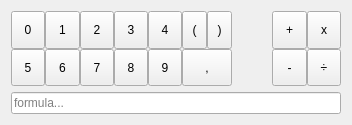
Old version of the form resources/ui/modules/Calculator.ui in the repository Hboni/francis.
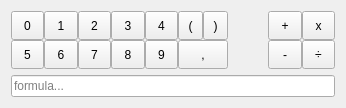
New version of the form.

Commit message: fix issue with missing space in formula

```diff
--- a/resources/ui/modules/Calculator.ui
+++ b/resources/ui/modules/Calculator.ui
@@ -6,8 +6,8 @@
    <rect>
     <x>0</x>
     <y>0</y>
-    <width>352</width>
-    <height>125</height>
+    <width>346</width>
+    <height>108</height>
    </rect>
   </property>
   <property name="windowTitle">
@@ -22,7 +22,7 @@
      <item row="0" column="7">
       <widget class="QToolButton" name="add">
        <property name="sizePolicy">
-        <sizepolicy hsizetype="Expanding" vsizetype="Expanding">
+        <sizepolicy hsizetype="Expanding" vsizetype="Preferred">
          <horstretch>0</horstretch>
          <verstretch>0</verstretch>
         </sizepolicy>
@@ -35,7 +35,7 @@
      <item row="0" column="1">
       <widget class="QToolButton" name="n1">
        <property name="sizePolicy">
-        <sizepolicy hsizetype="Expanding" vsizetype="Expanding">
+        <sizepolicy hsizetype="Expanding" vsizetype="Preferred">
          <horstretch>0</horstretch>
          <verstretch>0</verstretch>
         </sizepolicy>
@@ -48,7 +48,7 @@
      <item row="1" column="4">
       <widget class="QToolButton" name="n9">
        <property name="sizePolicy">
-        <sizepolicy hsizetype="Expanding" vsizetype="Expanding">
+        <sizepolicy hsizetype="Expanding" vsizetype="Preferred">
          <horstretch>0</horstretch>
          <verstretch>0</verstretch>
         </sizepolicy>
@@ -61,7 +61,7 @@
      <item row="1" column="7">
       <widget class="QToolButton" name="subtract">
        <property name="sizePolicy">
-        <sizepolicy hsizetype="Expanding" vsizetype="Expanding">
+        <sizepolicy hsizetype="Expanding" vsizetype="Preferred">
          <horstretch>0</horstretch>
          <verstretch>0</verstretch>
         </sizepolicy>
@@ -74,7 +74,7 @@
      <item row="1" column="0">
       <widget class="QToolButton" name="n5">
        <property name="sizePolicy">
-        <sizepolicy hsizetype="Expanding" vsizetype="Expanding">
+        <sizepolicy hsizetype="Expanding" vsizetype="Preferred">
          <horstretch>0</horstretch>
          <verstretch>0</verstretch>
         </sizepolicy>
@@ -87,7 +87,7 @@
      <item row="1" column="2">
       <widget class="QToolButton" name="n7">
        <property name="sizePolicy">
-        <sizepolicy hsizetype="Expanding" vsizetype="Expanding">
+        <sizepolicy hsizetype="Expanding" vsizetype="Preferred">
          <horstretch>0</horstretch>
          <verstretch>0</verstretch>
         </sizepolicy>
@@ -100,7 +100,7 @@
      <item row="0" column="0">
       <widget class="QToolButton" name="n0">
        <property name="sizePolicy">
-        <sizepolicy hsizetype="Expanding" vsizetype="Expanding">
+        <sizepolicy hsizetype="Expanding" vsizetype="Preferred">
          <horstretch>0</horstretch>
          <verstretch>0</verstretch>
         </sizepolicy>
@@ -113,7 +113,7 @@
      <item row="1" column="5">
       <widget class="QToolButton" name="coma">
        <property name="sizePolicy">
-        <sizepolicy hsizetype="Expanding" vsizetype="Expanding">
+        <sizepolicy hsizetype="Expanding" vsizetype="Preferred">
          <horstretch>0</horstretch>
          <verstretch>0</verstretch>
         </sizepolicy>
@@ -126,7 +126,7 @@
      <item row="1" column="1">
       <widget class="QToolButton" name="n6">
        <property name="sizePolicy">
-        <sizepolicy hsizetype="Expanding" vsizetype="Expanding">
+        <sizepolicy hsizetype="Expanding" vsizetype="Preferred">
          <horstretch>0</horstretch>
          <verstretch>0</verstretch>
         </sizepolicy>
@@ -139,7 +139,7 @@
      <item row="1" column="3">
       <widget class="QToolButton" name="n8">
        <property name="sizePolicy">
-        <sizepolicy hsizetype="Expanding" vsizetype="Expanding">
+        <sizepolicy hsizetype="Expanding" vsizetype="Preferred">
          <horstretch>0</horstretch>
          <verstretch>0</verstretch>
         </sizepolicy>
@@ -152,7 +152,7 @@
      <item row="0" column="4">
       <widget class="QToolButton" name="n4">
        <property name="sizePolicy">
-        <sizepolicy hsizetype="Expanding" vsizetype="Expanding">
+        <sizepolicy hsizetype="Expanding" vsizetype="Preferred">
          <horstretch>0</horstretch>
          <verstretch>0</verstretch>
         </sizepolicy>
@@ -165,7 +165,7 @@
      <item row="0" column="2">
       <widget class="QToolButton" name="n2">
        <property name="sizePolicy">
-        <sizepolicy hsizetype="Expanding" vsizetype="Expanding">
+        <sizepolicy hsizetype="Expanding" vsizetype="Preferred">
          <horstretch>0</horstretch>
          <verstretch>0</verstretch>
         </sizepolicy>
@@ -178,7 +178,7 @@
      <item row="0" column="3">
       <widget class="QToolButton" name="n3">
        <property name="sizePolicy">
-        <sizepolicy hsizetype="Expanding" vsizetype="Expanding">
+        <sizepolicy hsizetype="Expanding" vsizetype="Preferred">
          <horstretch>0</horstretch>
          <verstretch>0</verstretch>
         </sizepolicy>
@@ -191,7 +191,7 @@
      <item row="1" column="8">
       <widget class="QToolButton" name="divide">
        <property name="sizePolicy">
-        <sizepolicy hsizetype="Expanding" vsizetype="Expanding">
+        <sizepolicy hsizetype="Expanding" vsizetype="Preferred">
          <horstretch>0</horstretch>
          <verstretch>0</verstretch>
         </sizepolicy>
@@ -204,7 +204,7 @@
      <item row="0" column="8">
       <widget class="QToolButton" name="multiply">
        <property name="sizePolicy">
-        <sizepolicy hsizetype="Expanding" vsizetype="Expanding">
+        <sizepolicy hsizetype="Expanding" vsizetype="Preferred">
          <horstretch>0</horstretch>
          <verstretch>0</verstretch>
         </sizepolicy>
@@ -235,7 +235,7 @@
        <item>
         <widget class="QToolButton" name="parenthesis_L">
          <property name="sizePolicy">
-          <sizepolicy hsizetype="Expanding" vsizetype="Expanding">
+          <sizepolicy hsizetype="Expanding" vsizetype="Preferred">
            <horstretch>0</horstretch>
            <verstretch>0</verstretch>
           </sizepolicy>
@@ -248,7 +248,7 @@
        <item>
         <widget class="QToolButton" name="parenthesis_R">
          <property name="sizePolicy">
-          <sizepolicy hsizetype="Expanding" vsizetype="Expanding">
+          <sizepolicy hsizetype="Expanding" vsizetype="Preferred">
            <horstretch>0</horstretch>
            <verstretch>0</verstretch>
           </sizepolicy>
```
The commit also changes 2 other files.
